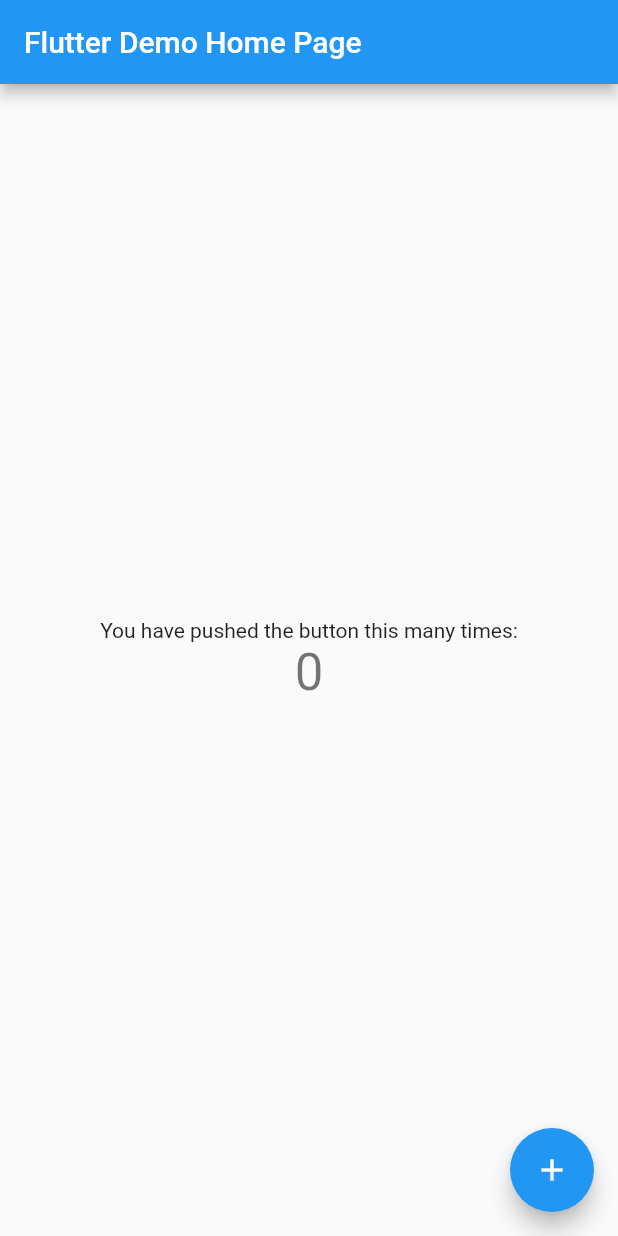
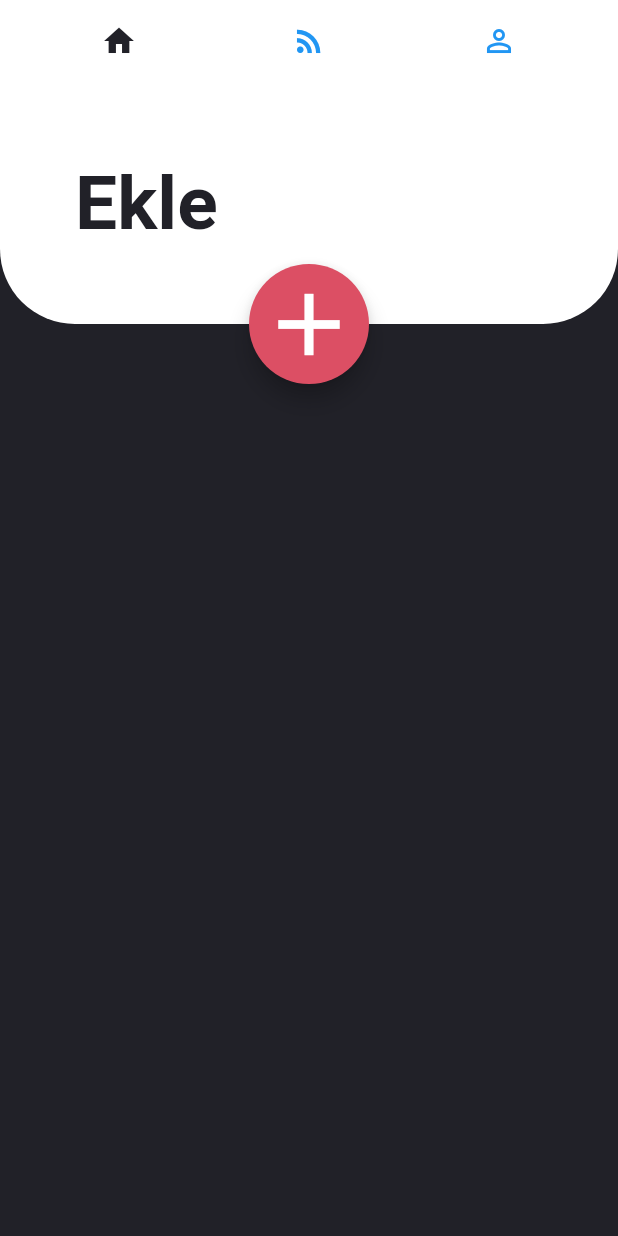
Before and after one commit to CihanCakir/TodoApp-FluPy, a Flutter app: the screen it shows after launch, on a phone screen of 412 x 824 dp. Run offline on Flutter 3.47's test engine with Material 2 defaults, Android fonts, the phone set to English and light mode, and no system bars; Roboto replaces fonts that are missing (Avenir).

Commit message:
Button and Navbar Add

```diff
--- a/App/todoapp/lib/main.dart
+++ b/App/todoapp/lib/main.dart
@@ -1,4 +1,5 @@
 import 'package:flutter/material.dart';
+import 'models/global.dart';
 
 void main() => runApp(MyApp());
 
@@ -7,35 +8,17 @@
   @override
   Widget build(BuildContext context) {
     return MaterialApp(
-      title: 'Flutter Demo',
+      title: 'Todo App',
       theme: ThemeData(
-        // This is the theme of your application.
-        //
-        // Try running your application with "flutter run". You'll see the
-        // application has a blue toolbar. Then, without quitting the app, try
-        // changing the primarySwatch below to Colors.green and then invoke
-        // "hot reload" (press "r" in the console where you ran "flutter run",
-        // or simply save your changes to "hot reload" in a Flutter IDE).
-        // Notice that the counter didn't reset back to zero; the application
-        // is not restarted.
-        primarySwatch: Colors.blue,
+        primarySwatch: Colors.grey,
       ),
-      home: MyHomePage(title: 'Flutter Demo Home Page'),
+      home: MyHomePage(title: 'Todo app'),
     );
   }
 }
 
 class MyHomePage extends StatefulWidget {
   MyHomePage({Key key, this.title}) : super(key: key);
-
-  // This widget is the home page of your application. It is stateful, meaning
-  // that it has a State object (defined below) that contains fields that affect
-  // how it looks.
-
-  // This class is the configuration for the state. It holds the values (in this
-  // case the title) provided by the parent (in this case the App widget) and
-  // used by the build method of the State. Fields in a Widget subclass are
-  // always marked "final".
 
   final String title;
 
@@ -44,68 +27,91 @@
 }
 
 class _MyHomePageState extends State<MyHomePage> {
-  int _counter = 0;
-
-  void _incrementCounter() {
-    setState(() {
-      // This call to setState tells the Flutter framework that something has
-      // changed in this State, which causes it to rerun the build method below
-      // so that the display can reflect the updated values. If we changed
-      // _counter without calling setState(), then the build method would not be
-      // called again, and so nothing would appear to happen.
-      _counter++;
-    });
-  }
-
   @override
   Widget build(BuildContext context) {
-    // This method is rerun every time setState is called, for instance as done
-    // by the _incrementCounter method above.
-    //
-    // The Flutter framework has been optimized to make rerunning build methods
-    // fast, so that you can just rebuild anything that needs updating rather
-    // than having to individually change instances of widgets.
-    return Scaffold(
-      appBar: AppBar(
-        // Here we take the value from the MyHomePage object that was created by
-        // the App.build method, and use it to set our appbar title.
-        title: Text(widget.title),
-      ),
-      body: Center(
-        // Center is a layout widget. It takes a single child and positions it
-        // in the middle of the parent.
-        child: Column(
-          // Column is also a layout widget. It takes a list of children and
-          // arranges them vertically. By default, it sizes itself to fit its
-          // children horizontally, and tries to be as tall as its parent.
-          //
-          // Invoke "debug painting" (press "p" in the console, choose the
-          // "Toggle Debug Paint" action from the Flutter Inspector in Android
-          // Studio, or the "Toggle Debug Paint" command in Visual Studio Code)
-          // to see the wireframe for each widget.
-          //
-          // Column has various properties to control how it sizes itself and
-          // how it positions its children. Here we use mainAxisAlignment to
-          // center the children vertically; the main axis here is the vertical
-          // axis because Columns are vertical (the cross axis would be
-          // horizontal).
-          mainAxisAlignment: MainAxisAlignment.center,
-          children: <Widget>[
-            Text(
-              'You have pushed the button this many times:',
+    return MaterialApp(
+      debugShowCheckedModeBanner: false,
+      color: Colors.yellow,
+      home: SafeArea(
+        child: DefaultTabController(
+          length: 3,
+          child: new Scaffold(
+            body: Stack(children: <Widget>[
+              TabBarView(
+                children: [
+                  new Container(
+                    color: darkGreyColor,
+                  ),
+                  new Container(
+                    color: Colors.orange,
+                  ),
+                  new Container(
+                    color: Colors.lightGreen,
+                  ),
+                ],
+              ),
+              Container(
+                padding: EdgeInsets.only(left: 50),
+                height: 160,
+                decoration: BoxDecoration(
+                  borderRadius: BorderRadius.only(
+                      bottomLeft: Radius.circular(50),
+                      bottomRight: Radius.circular(50)),
+                  color: Colors.white,
+                ),
+                child: Row(
+                  mainAxisAlignment: MainAxisAlignment.spaceBetween,
+                  children: <Widget>[
+                    Text(
+                      "Ekle",
+                      style: intrayTitleStyle,
+                    ),
+                    Container()
+                  ],
+                ),
+              ),
+              Container(
+                height: 80,
+                width: 80,
+                margin: EdgeInsets.only(
+                    top: 120,
+                    left: MediaQuery.of(context).size.width * 0.5 - 40),
+                child: FloatingActionButton(
+                  child: Icon(
+                    Icons.add,
+                    size: 70,
+                  ),
+                  backgroundColor: redColor,
+                  onPressed: () {},
+                ),
+              )
+            ]),
+            appBar: AppBar(
+              elevation: 0,
+              title: new TabBar(
+                tabs: [
+                  Tab(
+                    icon: new Icon(Icons.home),
+                  ),
+                  Tab(
+                    icon: new Icon(Icons.rss_feed),
+                  ),
+                  Tab(
+                    icon: new Icon(Icons.perm_identity),
+                  ),
+                ],
+                labelColor: darkGreyColor,
+                unselectedLabelColor: Colors.blue,
+                indicatorSize: TabBarIndicatorSize.label,
+                indicatorPadding: EdgeInsets.all(5.0),
+                indicatorColor: Colors.transparent,
+              ),
+              backgroundColor: Colors.white,
             ),
-            Text(
-              '$_counter',
-              style: Theme.of(context).textTheme.display1,
-            ),
-          ],
+            backgroundColor: Colors.white,
+          ),
         ),
       ),
-      floatingActionButton: FloatingActionButton(
-        onPressed: _incrementCounter,
-        tooltip: 'Increment',
-        child: Icon(Icons.add),
-      ), // This trailing comma makes auto-formatting nicer for build methods.
     );
   }
 }
--- /dev/null
+++ b/App/todoapp/lib/models/global.dart
@@ -0,0 +1,10 @@
+import 'package:flutter/material.dart';
+
+Color darkGreyColor = new Color(0xFF212128);
+Color redColor = new Color(0xFFDC4F64);
+
+TextStyle intrayTitleStyle = new TextStyle(
+    fontFamily: 'Avenir',
+    fontWeight: FontWeight.bold,
+    color: darkGreyColor,
+    fontSize: 50);
```
Also changed, not shown: 1 other file.
